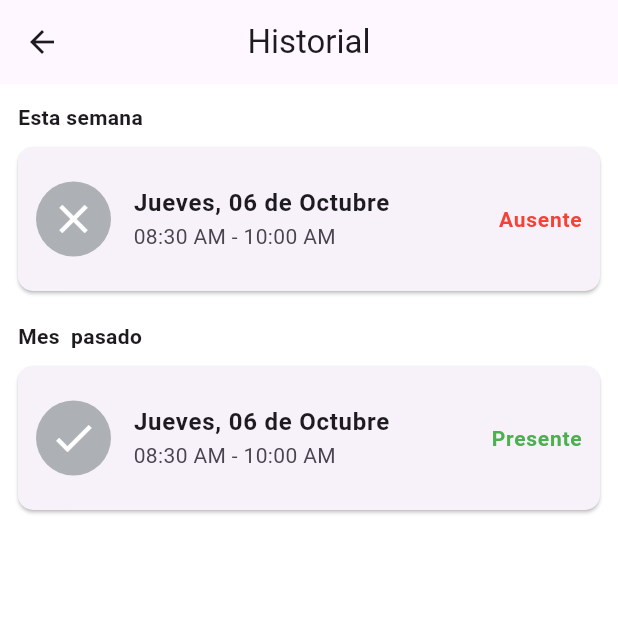
After one commit to SenAc0/BeAssistant, a Flutter app: the Historial screen opened directly, on a phone screen of 412 x 824 dp, the top half of it. The commit adds this screen. Run offline on Flutter 3.47's test engine with Material 3 defaults, Android fonts, the light colour scheme and no system bars; our stand-ins replace flutter_blue_plus, permission_handler, shared_preferences; accounts and stored records are empty; network calls fail.

Commit message:
se agrego el historial

```diff
--- a/frontend/lib/pages/crearReunion2.dart
+++ b/frontend/lib/pages/crearReunion2.dart
@@ -211,7 +211,8 @@ class _CrearReunion2State extends State<CrearReunion2> {
 
   // -------------------- BOTONES ------------------------
   Widget _botones() {
-    return Column(
+    return Center(
+    child:Column(
       children: [
         // Confirmar
         SizedBox(
@@ -220,6 +221,7 @@ class _CrearReunion2State extends State<CrearReunion2> {
             style: ElevatedButton.styleFrom(
               backgroundColor: Colors.blue,
               foregroundColor: Colors.white,
+              shape: RoundedRectangleBorder(borderRadius: BorderRadius.circular(10),),
             ),
             onPressed: () {
               if (fechaSeleccionada == null ||
@@ -248,12 +250,14 @@ class _CrearReunion2State extends State<CrearReunion2> {
             style: ElevatedButton.styleFrom(
               backgroundColor: Colors.red,
               foregroundColor: Colors.white,
+              shape: RoundedRectangleBorder(borderRadius: BorderRadius.circular(10),),
             ),
             onPressed: () => volverAlInicio(context),
             child: const Text("Cancelar"),
           ),
         ),
       ],
+    ),
     );
   }
 
--- /dev/null
+++ b/frontend/lib/pages/historial.dart
@@ -0,0 +1,105 @@
+import 'package:flutter/material.dart';
+class Historial extends StatefulWidget {
+  const Historial({super.key});
+  @override
+  State<Historial> createState() => _HistorialState();
+}
+
+class _HistorialState extends State<Historial> {
+  @override
+  Widget build(BuildContext context) {
+    return Scaffold(
+      backgroundColor: Colors.white,
+      appBar: AppBar(
+        title: const Text('Historial'),
+        centerTitle: true,
+        elevation: 0,
+      ),
+      body:Padding(
+        padding: const EdgeInsets.all(12.0),
+        child: Column(
+          crossAxisAlignment: CrossAxisAlignment.start,
+          children: [
+            Text("Esta semana", style: TextStyle(fontSize: 14, fontWeight: FontWeight.bold),),
+            const SizedBox(height: 10),
+            ListaCard(
+              hora: "08:30 AM - 10:00 AM",
+              fecha: "Jueves, 06 de Octubre",
+              asistencia: "Ausente",
+            ),
+            const SizedBox(height: 10),
+            Text("Mes  pasado", style: TextStyle(fontSize: 14, fontWeight: FontWeight.bold),),
+            const SizedBox(height: 10),
+            ListaCard(
+              hora: "08:30 AM - 10:00 AM",
+              fecha: "Jueves, 06 de Octubre",
+              asistencia: "Presente",
+            ),
+          ],
+        ),
+      ),
+    );
+  }
+}
+
+class ListaCard extends StatelessWidget {
+  final String hora;
+  final String fecha;
+  final String asistencia;
+
+  const ListaCard({super.key, required this.hora, required this.fecha, required this.asistencia});
+
+
+  @override
+  Widget build(BuildContext context) {
+    final bool estaPresente = asistencia.toLowerCase() == "presente";
+        return Card(
+      margin: const EdgeInsets.only(bottom: 10),
+      shape: RoundedRectangleBorder(borderRadius: BorderRadius.circular(10)),
+      child: Padding(
+        padding: const EdgeInsets.all(12.0),
+        child: Row(
+          crossAxisAlignment: CrossAxisAlignment.center,
+          children: [
+
+            Container(
+              width: 50,
+              height: 50,
+              decoration: const BoxDecoration(
+                color: Color.fromARGB(255, 173, 176, 181),
+                shape: BoxShape.circle,
+              ),
+
+              child: Icon(
+                estaPresente ? Icons.check : Icons.close,
+                color: Colors.white,
+                size: 32,
+              ),
+            ),
+
+            const SizedBox(width: 15),
+
+            Expanded(
+              child: ListTile(
+                contentPadding: EdgeInsets.zero,
+                title: Text(
+                  fecha,
+                  style: const TextStyle(fontSize: 16,fontWeight: FontWeight.bold),
+                ),
+                subtitle: Text(hora),
+                trailing: Text(
+                  asistencia,
+                  style: TextStyle(
+                    color: estaPresente ? Colors.green : Colors.red,
+                    fontSize: 14,
+                    fontWeight: FontWeight.bold,
+                  ),
+                ),
+              ),
+            ),
+          ],
+        ),
+      ),
+    );
+  }
+}
--- a/frontend/lib/scaffold.dart
+++ b/frontend/lib/scaffold.dart
@@ -1,8 +1,8 @@
 import 'package:flutter/material.dart';
 import 'package:myapp/pages/configurationPage.dart';
+import 'package:myapp/pages/historial.dart';
 import 'package:myapp/pages/listaReunionesPage.dart';
 import 'package:myapp/pages/noHecho.dart';
-import 'package:myapp/pages/temporalDetector.dart';
 class MainScaffold extends StatefulWidget {
   const MainScaffold({super.key});
 
@@ -19,7 +19,7 @@ class _MainScaffoldState extends State<MainScaffold> {
   void initState() {
     super.initState();
     _pages = [
-      const TemporalDetector(),
+      const Historial(),
       const ListaReunionesScreen(),
       const NoHechoPage(title: "Reportes"),
       const ConfigurationPage(),
```
